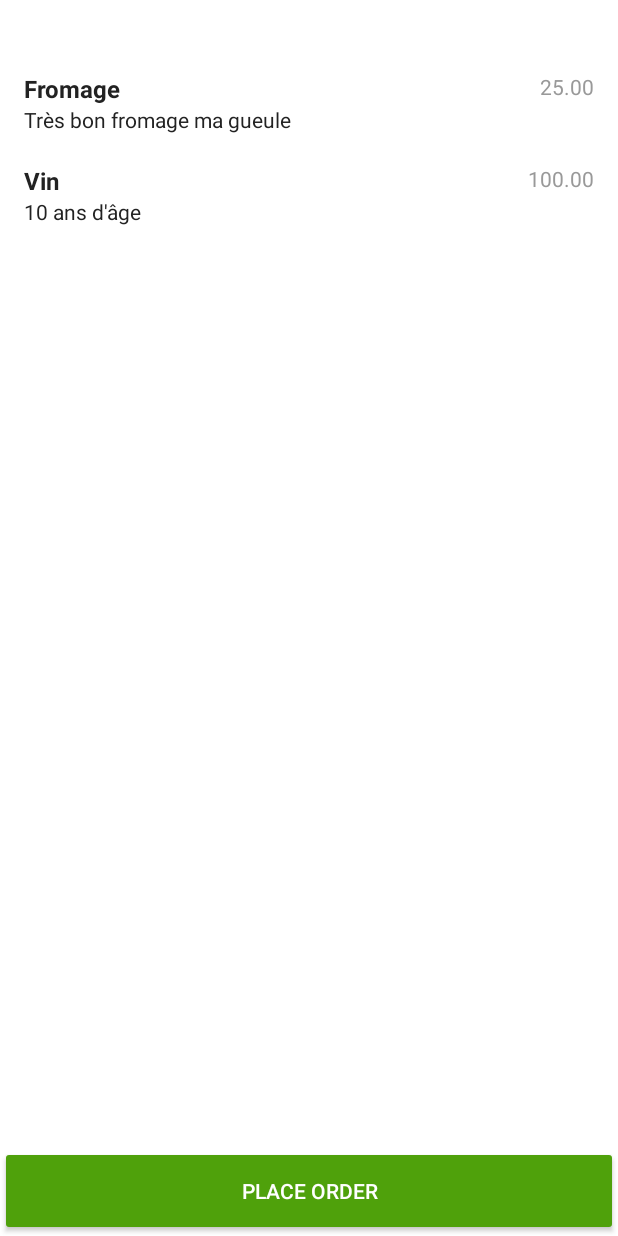
After one commit to ProjetAnnuel5AL/mobile, an Android app: the CartActivity screen opened directly, with no data from a screen before it, on a phone screen of 412 x 824 dp. The commit adds this screen. Run offline under Robolectric (Android 15) with nearby library versions, the phone set to English and light mode, and no system bars.

Commit message:
Cart recycler view ok

```diff
--- a/app/src/main/AndroidManifest.xml
+++ b/app/src/main/AndroidManifest.xml
@@ -27,7 +27,10 @@
         <activity
             android:name=".activity.HomeActivity"
             android:label="@string/title_activity_home"
-            android:theme="@style/CustomTheme"></activity>
+            android:theme="@style/CustomTheme" />
+        <activity
+            android:name=".activity.CartActivity"
+            android:theme="@style/AppTheme.Dark" />
     </application>
 
 </manifest>
--- /dev/null
+++ b/app/src/main/java/com/lechampalamaison/activity/CartActivity.java
@@ -0,0 +1,107 @@
+package com.lechampalamaison.activity;
+
+import android.content.DialogInterface;
+import android.os.Bundle;
+import android.support.v7.app.AlertDialog;
+import android.support.v7.app.AppCompatActivity;
+import android.support.v7.widget.DefaultItemAnimator;
+import android.support.v7.widget.LinearLayoutManager;
+import android.support.v7.widget.RecyclerView;
+import android.view.MenuItem;
+import android.view.View;
+import android.widget.Toast;
+
+import com.google.gson.Gson;
+import com.lechampalamaison.R;
+import com.lechampalamaison.adapter.CartListAdapter;
+import com.lechampalamaison.model.Item;
+
+import java.util.ArrayList;
+import java.util.List;
+
+public class CartActivity extends AppCompatActivity {
+    public static  List<Item> itemList = new ArrayList<>();
+    private RecyclerView recyclerView;
+    private CartListAdapter cartListAdapter;
+    // String jsonCartList;
+
+    @Override
+    protected void onCreate(Bundle savedInstanceState) {
+        super.onCreate(savedInstanceState);
+        setContentView(R.layout.activity_cart);
+
+        recyclerView = findViewById(R.id.recycler_cart);
+
+        cartListAdapter = new CartListAdapter(itemList);
+
+        recyclerView.setHasFixedSize(true);
+        recyclerView.setRecycledViewPool(new RecyclerView.RecycledViewPool());
+        recyclerView.setLayoutManager(new LinearLayoutManager(this, LinearLayoutManager.VERTICAL,false));
+        recyclerView.getRecycledViewPool().setMaxRecycledViews(0, 0);
+        recyclerView.setItemAnimator(new DefaultItemAnimator());
+        recyclerView.setAdapter(cartListAdapter);
+
+
+        calculateTotal();
+        remplir();
+    }
+
+    @Override
+    public boolean onOptionsItemSelected(MenuItem item) {
+        switch (item.getItemId()) {
+            case android.R.id.home:
+                // app icon in action bar clicked; goto parent activity.
+                this.finish();
+                return true;
+
+            default:
+                return super.onOptionsItemSelected(item);
+        }
+    }
+
+    public void remplir() {
+        Item item1 = new Item("Fromage", "Très bon fromage ma gueule", 25);
+        itemList.add(item1);
+
+        Item item2 = new Item("Vin", "10 ans d'âge", 100);
+        itemList.add(item2);
+    }
+
+    public static void calculateTotal(){
+        // TODO : Calculate total
+    }
+
+    /* public void insertOrder(View view){
+        if (total > 0){
+            Gson gson = new Gson();
+            jsonCartList = gson.toJson(CartListAdapter.selecteditems);
+
+            DialogInterface.OnClickListener dialogClickListener = new DialogInterface.OnClickListener() {
+                @Override
+                public void onClick(DialogInterface dialog, int response) {
+                    switch (response){
+                        case DialogInterface.BUTTON_POSITIVE:
+                            // Response is "Yes"
+                            placeOrderRequest();
+                            break;
+
+                        case DialogInterface.BUTTON_NEGATIVE:
+                            // Response is "No"
+                            break;
+                    }
+                }
+            };
+
+            AlertDialog.Builder builder = new AlertDialog.Builder(CartActivity.this);
+            builder.setMessage("Do you want to place Order ?").setPositiveButton("Yes", dialogClickListener)
+                    .setNegativeButton("No", dialogClickListener).show();
+
+        } else {
+            Toast.makeText(CartActivity.this,"No items in Cart !", Toast.LENGTH_LONG).show();
+        }
+    }*/
+
+    private void placeOrderRequest(){
+        // TODO : Send the place order request to the server
+    }
+}
--- a/app/src/main/java/com/lechampalamaison/activity/HomeActivity.java
+++ b/app/src/main/java/com/lechampalamaison/activity/HomeActivity.java
@@ -1,5 +1,6 @@
 package com.lechampalamaison.activity;
 
+import android.content.Intent;
 import android.os.Bundle;
 import android.support.annotation.NonNull;
 import android.support.design.widget.BottomNavigationView;
@@ -24,6 +25,9 @@ public class HomeActivity extends AppCompatActivity {
             case R.id.navigation_dashboard:
                 return true;
             case R.id.navigation_notifications:
+                Intent intent = new Intent(getApplicationContext(), CartActivity.class);
+                startActivity(intent);
+                finish();
                 return true;
         }
 
--- /dev/null
+++ b/app/src/main/java/com/lechampalamaison/adapter/CartListAdapter.java
@@ -0,0 +1,58 @@
+package com.lechampalamaison.adapter;
+
+import android.support.annotation.NonNull;
+import android.support.v7.widget.RecyclerView;
+import android.view.LayoutInflater;
+import android.view.View;
+import android.view.ViewGroup;
+import android.widget.TextView;
+
+import com.lechampalamaison.R;
+import com.lechampalamaison.model.Item;
+
+import java.util.List;
+import java.util.Locale;
+
+public class CartListAdapter extends RecyclerView.Adapter<CartListAdapter.MyViewHolder>{
+    private List<Item> itemsList;
+
+    public class MyViewHolder extends RecyclerView.ViewHolder {
+        private TextView title;
+        private TextView description;
+        private TextView price;
+
+        private MyViewHolder(View view) {
+            super(view);
+
+            title = view.findViewById(R.id.tv_title);
+            description = view.findViewById(R.id.tv_description);
+            price = view.findViewById(R.id.tv_price);
+        }
+    }
+
+    public CartListAdapter(List<Item> itemsList) {
+        this.itemsList = itemsList;
+    }
+
+    @Override
+    @NonNull
+    public MyViewHolder onCreateViewHolder(@NonNull ViewGroup parent, int viewType) {
+        View itemView = LayoutInflater.from(parent.getContext())
+                .inflate(R.layout.item_list_row, parent, false);
+
+        return new MyViewHolder(itemView);
+    }
+
+    @Override
+    public void onBindViewHolder(@NonNull MyViewHolder holder, int position) {
+        Item item = itemsList.get(position);
+        holder.title.setText(item.getTitle());
+        holder.description.setText(item.getDescription());
+        holder.price.setText(String.format(Locale.getDefault(), "%.2f", item.getPrice()));
+    }
+
+    @Override
+    public int getItemCount() {
+        return itemsList.size();
+    }
+}
--- a/app/src/main/java/com/lechampalamaison/listarrayadaper/ListShopArrayAdapter.java
+++ b/app/src/main/java/com/lechampalamaison/adapter/ListShopArrayAdapter.java
@@ -1,4 +1,4 @@
-package com.lechampalamaison.listarrayadaper;
+package com.lechampalamaison.adapter;
 
 import android.content.Context;
 import android.graphics.Bitmap;
--- a/app/src/main/java/com/lechampalamaison/fragement/ShopFragment.java
+++ b/app/src/main/java/com/lechampalamaison/fragement/ShopFragment.java
@@ -3,22 +3,19 @@ package com.lechampalamaison.fragement;
 import android.net.Uri;
 import android.os.Bundle;
 import android.support.v4.app.Fragment;
-import android.support.v4.app.FragmentManager;
 import android.view.LayoutInflater;
 import android.view.View;
 import android.view.ViewGroup;
 import android.widget.AbsListView;
 import android.widget.AdapterView;
 import android.widget.ListView;
-import android.widget.Toast;
 
 import com.lechampalamaison.R;
-import com.lechampalamaison.activity.HomeActivity;
 import com.lechampalamaison.api.model.ItemApi;
 import com.lechampalamaison.api.model.apiResponse.ItemsResponse;
 import com.lechampalamaison.api.service.ItemClient;
 import com.lechampalamaison.api.utils.Configuration;
-import com.lechampalamaison.listarrayadaper.ListShopArrayAdapter;
+import com.lechampalamaison.adapter.ListShopArrayAdapter;
 import com.lechampalamaison.model.Item;
 
 import java.util.ArrayList;
--- a/app/src/main/java/com/lechampalamaison/model/Item.java
+++ b/app/src/main/java/com/lechampalamaison/model/Item.java
@@ -3,13 +3,20 @@ package com.lechampalamaison.model;
 import com.lechampalamaison.api.utils.Configuration;
 
 public class Item {
-    String urlMainImg;
+    private String urlMainImg;
     private int id;
     private String title;
     private String description;
     private String localisation;
     private double price;
-    private String fileExtensionsItem;
+
+    public Item() {}
+
+    public Item(String title, String description, double price) {
+        this.title = title;
+        this.description = description;
+        this.price = price;
+    }
 
     public Item(int id, String title, String description, String localisation, double prix, String fileExtensionsItem) {
         this.id = id;
@@ -17,7 +24,6 @@ public class Item {
         this.description = description;
         this.localisation = localisation;
         this.price = prix;
-        this.fileExtensionsItem = fileExtensionsItem;
         String[] ext = fileExtensionsItem.split(";");
         this.urlMainImg = Configuration.urlApi + "itemPhotos/" + id + "/0."+ext[0];
     }
--- a/app/src/main/res/layout/activity_cart.xml
+++ b/app/src/main/res/layout/activity_cart.xml
@@ -1,5 +1,5 @@
 <?xml version="1.0" encoding="utf-8"?>
-<RelativeLayout android:background="#e1e1e1"
+<RelativeLayout android:background="#ffffff"
     android:layout_height="fill_parent"
     android:layout_width="fill_parent"
     xmlns:android="http://schemas.android.com/apk/res/android">
@@ -36,7 +36,8 @@
         android:layout_above="@+id/btn_placeorder"
         android:layout_below="@+id/layout_total"
         android:layout_height="match_parent"
-        android:layout_width="match_parent">
+        android:layout_width="match_parent"
+        android:scrollbars="vertical">
     </android.support.v7.widget.RecyclerView>
 
 
--- /dev/null
+++ b/app/src/main/res/layout/item_list_row.xml
@@ -0,0 +1,37 @@
+<?xml version="1.0" encoding="utf-8"?>
+<RelativeLayout xmlns:android="http://schemas.android.com/apk/res/android"
+    android:layout_width="match_parent"
+    android:layout_height="wrap_content"
+    android:background="?android:attr/selectableItemBackground"
+    android:clickable="true"
+    android:focusable="true"
+    android:orientation="vertical"
+    android:paddingBottom="@dimen/row_padding_vertical"
+    android:paddingLeft="@dimen/activity_horizontal_margin"
+    android:paddingRight="@dimen/activity_horizontal_margin"
+    android:paddingTop="@dimen/row_padding_vertical">
+
+    <TextView
+        android:id="@+id/tv_title"
+        android:layout_width="match_parent"
+        android:layout_height="wrap_content"
+        android:layout_alignParentTop="true"
+        android:textColor="@color/title"
+        android:textSize="16sp"
+        android:textStyle="bold" />
+
+    <TextView
+        android:id="@+id/tv_description"
+        android:layout_width="match_parent"
+        android:layout_height="wrap_content"
+        android:textColor="@color/title"
+        android:layout_below="@id/tv_title" />
+
+    <TextView
+        android:id="@+id/tv_price"
+        android:layout_width="wrap_content"
+        android:layout_height="wrap_content"
+        android:layout_alignParentEnd="true"
+        android:textColor="@color/year" />
+
+</RelativeLayout>
--- a/app/src/main/res/values/colors.xml
+++ b/app/src/main/res/values/colors.xml
@@ -20,4 +20,7 @@
     <color name="base">#AAAAAA</color>
     <color name="iron">#CCCCCC</color>
     <color name="white">#FFFFFF</color>
+
+    <color name="year">#999999</color>
+    <color name="title">#222222</color>
 </resources>
--- a/app/src/main/res/values/dimens.xml
+++ b/app/src/main/res/values/dimens.xml
@@ -2,4 +2,6 @@
     <!-- Default screen margins, per the Android Design guidelines. -->
     <dimen name="activity_horizontal_margin">16dp</dimen>
     <dimen name="activity_vertical_margin">16dp</dimen>
+    <dimen name="fab_margin">16dp</dimen>
+    <dimen name="row_padding_vertical">10dp</dimen>
 </resources>
```
